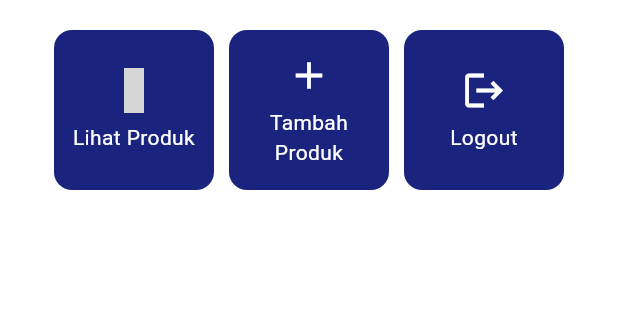
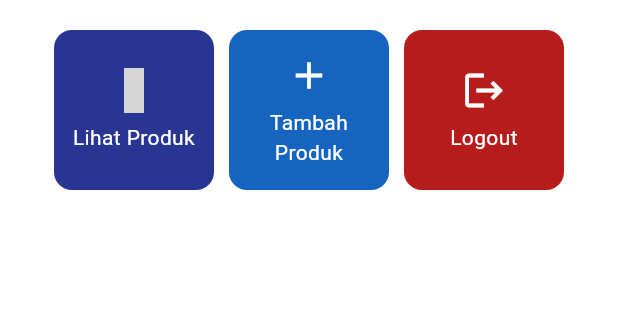
Before and after one commit to codeynamic5/biyung-mobile, a Flutter app: the screen it shows after launch, on a phone screen of 412 x 824 dp, the part 357-677 px from its top. Run offline on Flutter 3.47's test engine with Material 3 defaults, Android fonts, the phone set to English and light mode, and no system bars; statements that could not run were skipped; grey boxes are pictures that could not be loaded.

Commit message:
Tugas 7|Implementasi warna-warna berbeda untuk setiap tombol

```diff
--- a/lib/menu.dart
+++ b/lib/menu.dart
@@ -143,9 +143,25 @@ class ItemCard extends StatelessWidget {
 
   @override
   Widget build(BuildContext context) {
+    // Perbedaan warna masing-masing tombol
+    Color backgroundColor;
+    switch (item.name) {
+      case 'Lihat Produk':
+        backgroundColor = Colors.indigo.shade800;
+        break;
+      case 'Tambah Produk':
+        backgroundColor = Colors.blue.shade800;
+        break;
+      case 'Logout':
+        backgroundColor = Colors.red.shade900;
+        break;
+      default:
+        backgroundColor = Theme.of(context).colorScheme.secondary;
+    }
+
     return Material(
       // Menentukan warna latar belakang dari tema aplikasi.
-      color: Theme.of(context).colorScheme.secondary,
+      color: backgroundColor,
       // Membuat sudut kartu melengkung.
       borderRadius: BorderRadius.circular(12),
 
@@ -155,9 +171,8 @@ class ItemCard extends StatelessWidget {
           // Menampilkan pesan SnackBar saat kartu ditekan.
           ScaffoldMessenger.of(context)
             ..hideCurrentSnackBar()
-            ..showSnackBar(
-              SnackBar(content: Text("Kamu telah menekan tombol ${item.name}!"))
-            );
+            ..showSnackBar(SnackBar(
+                content: Text("Kamu telah menekan tombol ${item.name}!")));
         },
         // Container untuk menyimpan Icon dan Text
         child: Container(
@@ -185,5 +200,4 @@ class ItemCard extends StatelessWidget {
       ),
     );
   }
-
 }
```
